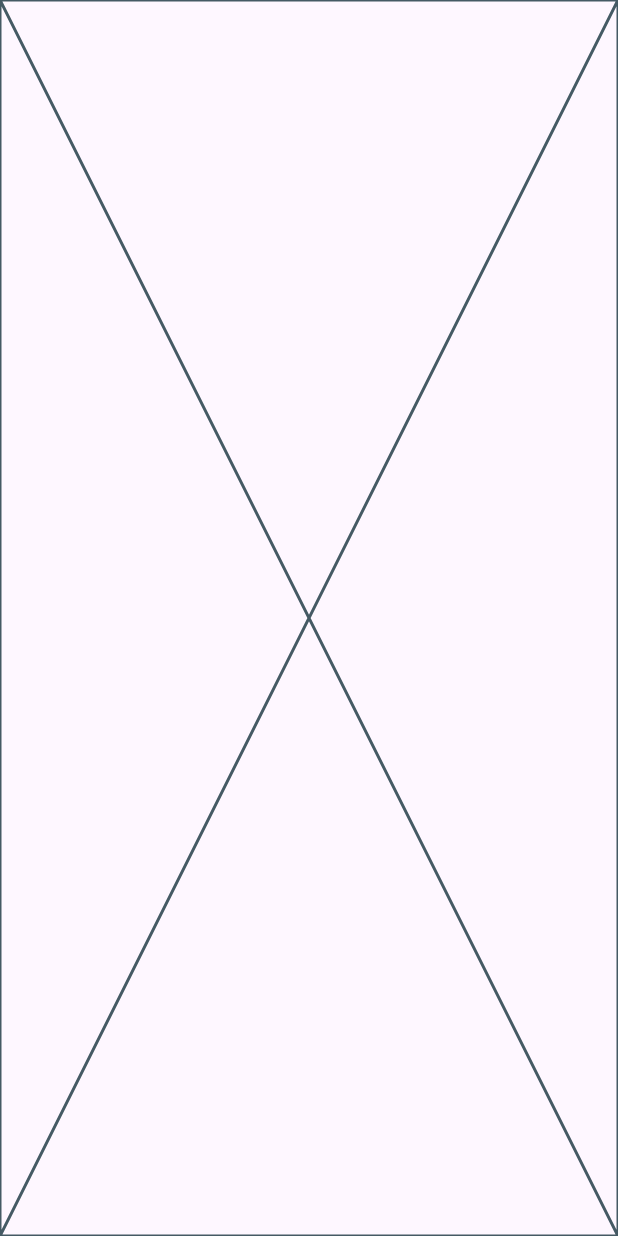
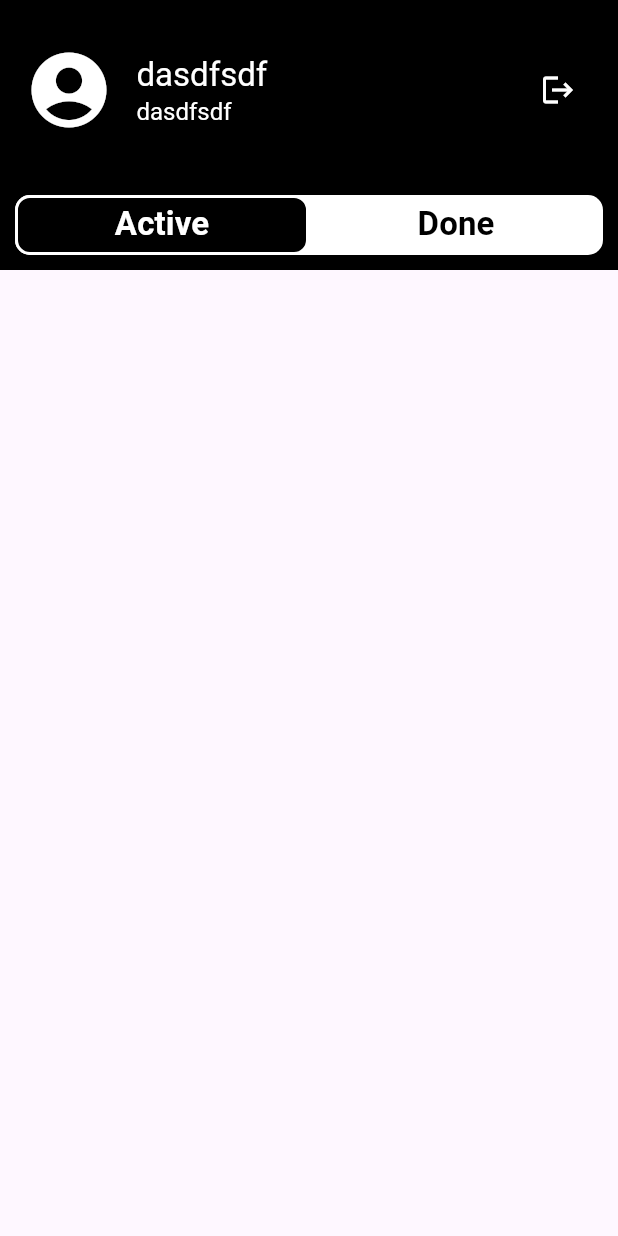
Before and after one commit to Z1CCO/shoesshopapp, a Flutter app: the screen it shows once a user with an empty profile is signed in, on a phone screen of 412 x 824 dp. Run offline on Flutter 3.47's test engine with Material 3 defaults, Android fonts, the phone set to English and light mode, and no system bars; our stand-ins replace cloud_firestore, firebase_auth, firebase_core; accounts and stored records are empty.

Commit message:
Profile and \Login

```diff
--- a/lib/main.dart
+++ b/lib/main.dart
@@ -1,8 +1,7 @@
-import 'package:cloud_firestore/cloud_firestore.dart';
 import 'package:firebase_core/firebase_core.dart';
 import 'package:flutter/material.dart';
 import 'package:shoes_app/firebase_options.dart';
-import 'package:shoes_app/login/check_account.dart';
+import 'package:shoes_app/ui/login/check_account.dart';
 
 void main() async {
   WidgetsFlutterBinding.ensureInitialized();
@@ -12,8 +11,6 @@ void main() async {
   runApp(const MyApp());
 }
 
-
-final userDB = FirebaseFirestore.instance;
 
 class MyApp extends StatelessWidget {
   const MyApp({super.key});
--- a/lib/profile/profile.dart
+++ /dev/null
@@ -1,10 +0,0 @@
-import 'package:flutter/material.dart';
-
-class Profile extends StatelessWidget {
-  const Profile({super.key});
-
-  @override
-  Widget build(BuildContext context) {
-    return const Placeholder();
-  }
-}
--- a/lib/login/check_account.dart
+++ b/lib/ui/login/check_account.dart
@@ -1,7 +1,7 @@
 import 'package:firebase_auth/firebase_auth.dart';
 import 'package:flutter/material.dart';
-import 'package:shoes_app/login/login_signup.dart';
-import 'package:shoes_app/profile/profile.dart';
+import 'package:shoes_app/ui/login/login_signup.dart';
+import 'package:shoes_app/ui/profile/profile.dart';
 
 class CheckAccount extends StatefulWidget {
   const CheckAccount({super.key});
--- a/lib/login/login.dart
+++ b/lib/ui/login/login.dart
@@ -70,7 +70,7 @@ class _LoginState extends State<Login> {
             controller: passwordController,
           ),
           MyElevatedButtonWithLogin(
-            onTap: () {},
+            onTap: () => login(context),
           ),
           Row(
             mainAxisAlignment: MainAxisAlignment.center,
--- a/lib/login/login_signup.dart
+++ b/lib/ui/login/login_signup.dart
@@ -1,7 +1,7 @@
 
 import 'package:flutter/material.dart';
-import 'package:shoes_app/login/login.dart';
-import 'package:shoes_app/login/sign_up.dart';
+import 'package:shoes_app/ui/login/login.dart';
+import 'package:shoes_app/ui/login/sign_up.dart';
 
 class LoginAndSignUp extends StatefulWidget {
   const LoginAndSignUp({super.key});
--- /dev/null
+++ b/lib/ui/profile/profile.dart
@@ -0,0 +1,103 @@
+import 'package:flutter/material.dart';
+
+class Profile extends StatelessWidget {
+  const Profile({super.key});
+
+  @override
+  Widget build(BuildContext context) {
+    return SafeArea(
+      child: DefaultTabController(
+        length: 2,
+        child: Scaffold(
+          appBar: AppBar(
+            toolbarHeight: 140,
+            backgroundColor: Colors.black,
+            title: Row(
+              children: [
+                const Icon(
+                  Icons.account_circle_rounded,
+                  color: Colors.white,
+                  size: 60,
+                ),
+                const SizedBox(width: 15),
+                const Column(
+                  crossAxisAlignment: CrossAxisAlignment.start,
+                  children: [
+                    Text(
+                      'dasdfsdf',
+                      style: TextStyle(color: Colors.white),
+                    ),
+                    Text(
+                      'dasdfsdf',
+                      style: TextStyle(color: Colors.white, fontSize: 16),
+                    ),
+                  ],
+                ),
+                const Spacer(),
+                IconButton(
+                  onPressed: () {},
+                  icon: const Icon(
+                    Icons.logout,
+                    color: Colors.white,
+                  ),
+                )
+              ],
+            ),
+            bottom: PreferredSize(
+              preferredSize: const Size.fromHeight(40),
+              child: ClipRRect(
+                borderRadius: BorderRadius.circular(10),
+                child: Container(
+                  height: 40.0,
+                  margin:
+                      const EdgeInsets.symmetric(horizontal: 10, vertical: 10),
+                  decoration: BoxDecoration(
+                      borderRadius: BorderRadius.circular(10),
+                      color: Colors.white),
+                  child: TabBar(
+                    labelStyle: const TextStyle(
+                      fontSize: 22.0,
+                      fontWeight: FontWeight.bold,
+                    ),
+                    indicatorSize: TabBarIndicatorSize.tab,
+                    dividerColor: Colors.transparent,
+                    indicator: BoxDecoration(
+                        border: Border.all(color: Colors.white, width: 2),
+                        borderRadius: BorderRadius.circular(10),
+                        color: Colors.black),
+                    labelColor: Colors.white,
+                    unselectedLabelColor: Colors.black,
+                    tabs: const [
+                      Tab(text: 'Active'),
+                      Tab(text: 'Done'),
+                    ],
+                  ),
+                ),
+              ),
+            ),
+          ),
+          body: const TabBarView(
+            children: [
+              SizedBox(
+                width: double.infinity,
+                child: SingleChildScrollView(
+                  child: Column(
+                    children: [],
+                  ),
+                ),
+              ),
+              SizedBox(
+                width: double.infinity,
+                child: SingleChildScrollView(
+                  child: Column(
+                    children: [],
+                  ),
+                ),
+              ),
+            ],
+          ),
+        ),
+      ),
+    );
+  }
+}
--- a/lib/widgets/textfield.dart
+++ b/lib/widgets/textfield.dart
@@ -24,7 +24,7 @@ class _MyTextfieldState extends State<MyTextfield> {
     return Padding(
       padding: const EdgeInsets.symmetric(horizontal: 16.0),
       child: TextField(
-        obscureText: widget.iconobs == false ? true : false,
+        obscureText: widget.iconobs == false ? false : true,
         controller: widget.controller,
         decoration: InputDecoration(
           suffix: widget.obscure == true
@@ -40,8 +40,8 @@ class _MyTextfieldState extends State<MyTextfield> {
                     child: SizedBox(
                       height: 18,
                       child: widget.iconobs == false
-                          ? Image.asset('assets/images/eyeclose.png')
-                          : Image.asset('assets/images/openeye.png'),
+                          ? Image.asset('assets/images/openeye.png')
+                          : Image.asset('assets/images/eyeclose.png'),
                     ),
                   ),
                 )
```
Also changed, not shown: lib/saving/user.dart (added, +25 -0 lines), lib/ui/login/sign_up.dart (renamed from lib/login/sign_up.dart, +16 -4 lines).
